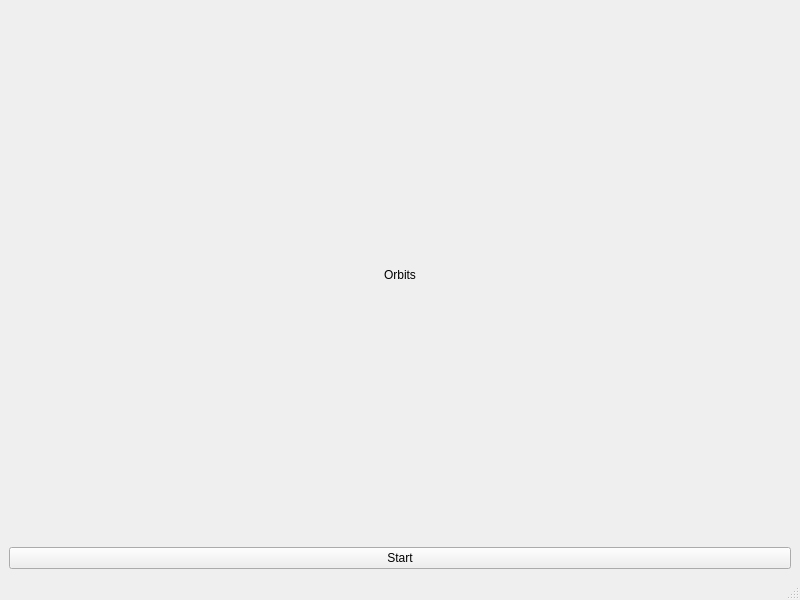
Above: main.ui from mayanklad/Orbits before the change. Below: the same form after it.
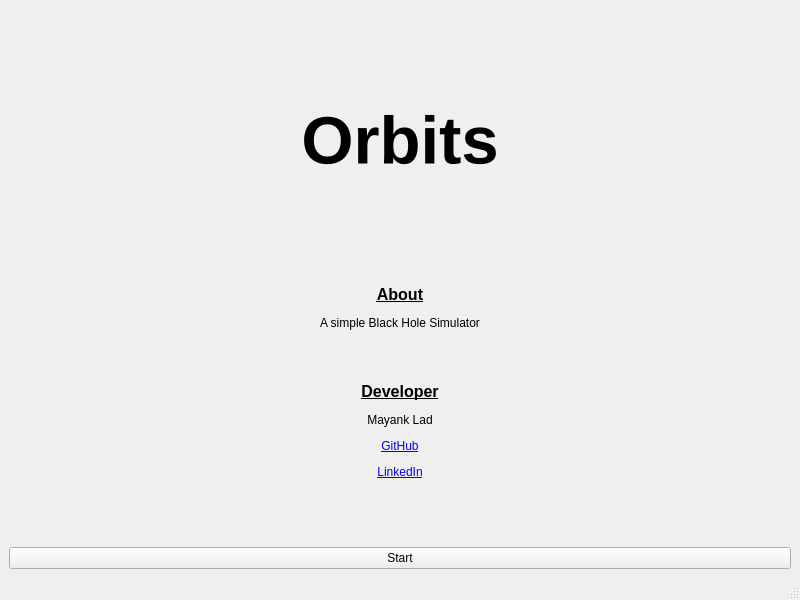
That is the form after the change.

Diff of the .ui file:
```diff
--- a/main.ui
+++ b/main.ui
@@ -15,7 +15,7 @@
   </property>
   <widget class="QWidget" name="centralwidget">
    <layout class="QGridLayout" name="gridLayout">
-    <item row="1" column="0">
+    <item row="2" column="0">
      <widget class="QPushButton" name="pushButton">
       <property name="text">
        <string>Start</string>
@@ -23,7 +23,17 @@
      </widget>
     </item>
     <item row="0" column="0">
-     <widget class="QLabel" name="label">
+     <widget class="QLabel" name="lb_app">
+      <property name="font">
+       <font>
+        <pointsize>50</pointsize>
+        <weight>75</weight>
+        <italic>false</italic>
+        <bold>true</bold>
+        <underline>false</underline>
+        <strikeout>false</strikeout>
+       </font>
+      </property>
       <property name="text">
        <string>Orbits</string>
       </property>
@@ -35,6 +45,16 @@
       </property>
      </widget>
     </item>
+    <item row="1" column="0">
+     <widget class="QLabel" name="lb_about">
+      <property name="text">
+       <string>&lt;html&gt;&lt;head/&gt;&lt;body&gt;&lt;p align=&quot;center&quot;&gt;&lt;span style=&quot; font-size:12pt; font-weight:600; text-decoration: underline;&quot;&gt;About&lt;/span&gt;&lt;/p&gt;&lt;p align=&quot;center&quot;&gt;A simple Black Hole Simulator&lt;/p&gt;&lt;p align=&quot;center&quot;&gt;&lt;br/&gt;&lt;/p&gt;&lt;p align=&quot;center&quot;&gt;&lt;span style=&quot; font-size:12pt; font-weight:600; text-decoration: underline;&quot;&gt;Developer&lt;/span&gt;&lt;/p&gt;&lt;p align=&quot;center&quot;&gt;Mayank Lad&lt;/p&gt;&lt;p align=&quot;center&quot;&gt;&lt;a href=&quot;https://github.com/mayanklad?tab=repositories&quot;&gt;&lt;span style=&quot; text-decoration: underline; color:#0000ff;&quot;&gt;GitHub&lt;/span&gt;&lt;/a&gt;&lt;/p&gt;&lt;p align=&quot;center&quot;&gt;&lt;a href=&quot;https://www.linkedin.com/in/mayank-lad-602568151&quot;&gt;&lt;span style=&quot; text-decoration: underline; color:#0000ff;&quot;&gt;LinkedIn&lt;/span&gt;&lt;/a&gt;&lt;br/&gt;&lt;/p&gt;&lt;p align=&quot;center&quot;&gt;&lt;br/&gt;&lt;/p&gt;&lt;/body&gt;&lt;/html&gt;</string>
+      </property>
+      <property name="alignment">
+       <set>Qt::AlignCenter</set>
+      </property>
+     </widget>
+    </item>
    </layout>
   </widget>
   <widget class="QMenuBar" name="menubar">
```
